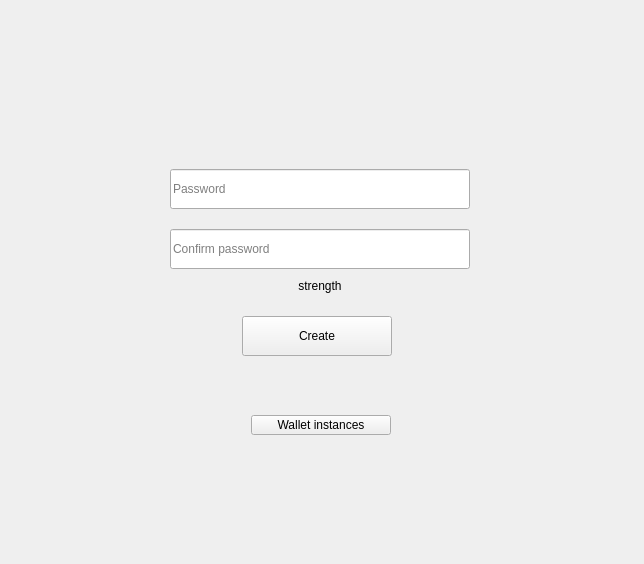
First picture: the form in windows/a_initaccount.ui, repository 0xkobe/mwc-wallet, before the edit.
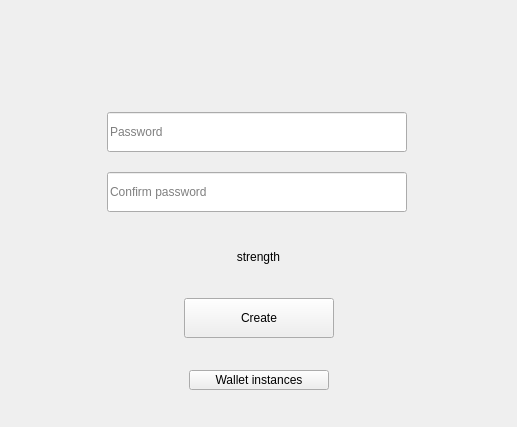
Second picture: the form after the edit. Icons and pictures are not drawn. Custom widgets are drawn as their Qt base class.

```diff
--- a/windows/a_initaccount.ui
+++ b/windows/a_initaccount.ui
@@ -6,29 +6,14 @@
    <rect>
     <x>0</x>
     <y>0</y>
-    <width>644</width>
-    <height>564</height>
+    <width>517</width>
+    <height>427</height>
    </rect>
   </property>
   <property name="windowTitle">
    <string>Form</string>
   </property>
-  <layout class="QVBoxLayout" name="verticalLayout" stretch="2,0,1,0,3">
-   <property name="spacing">
-    <number>0</number>
-   </property>
-   <property name="leftMargin">
-    <number>0</number>
-   </property>
-   <property name="topMargin">
-    <number>0</number>
-   </property>
-   <property name="rightMargin">
-    <number>0</number>
-   </property>
-   <property name="bottomMargin">
-    <number>0</number>
-   </property>
+  <layout class="QVBoxLayout" name="verticalLayout" stretch="1,0,1,0,0,0,1,0,1">
    <item>
     <spacer name="verticalSpacer_3">
      <property name="orientation">
@@ -118,9 +103,6 @@
    </item>
    <item>
     <layout class="QHBoxLayout" name="horizontalLayout">
-     <property name="spacing">
-      <number>0</number>
-     </property>
      <item>
       <spacer name="horizontalSpacer_4">
        <property name="orientation">
@@ -142,13 +124,13 @@
        <property name="minimumSize">
         <size>
          <width>400</width>
-         <height>272</height>
+         <height>107</height>
         </size>
        </property>
        <property name="maximumSize">
         <size>
          <width>400</width>
-         <height>272</height>
+         <height>107</height>
         </size>
        </property>
        <property name="frameShape">
@@ -243,25 +225,57 @@
          <string>Confirm password</string>
         </property>
        </widget>
+       <widget class="QLabel" name="confirmPassLable">
+        <property name="geometry">
+         <rect>
+          <x>363</x>
+          <y>69</y>
+          <width>30</width>
+          <height>30</height>
+         </rect>
+        </property>
+        <property name="text">
+         <string/>
+        </property>
+        <property name="pixmap">
+         <pixmap resource="../resources.qrc">:/img/PassNotMatch@2x.svg</pixmap>
+        </property>
+        <property name="scaledContents">
+         <bool>true</bool>
+        </property>
+       </widget>
+      </widget>
+     </item>
+     <item>
+      <spacer name="horizontalSpacer_3">
+       <property name="orientation">
+        <enum>Qt::Horizontal</enum>
+       </property>
+       <property name="sizeType">
+        <enum>QSizePolicy::Expanding</enum>
+       </property>
+       <property name="sizeHint" stdset="0">
+        <size>
+         <width>40</width>
+         <height>20</height>
+        </size>
+       </property>
+      </spacer>
+     </item>
+    </layout>
+   </item>
+   <item>
        <widget class="control::MwcLabelSmall" name="strengthLabel">
-        <property name="geometry">
-         <rect>
-          <x>48</x>
-          <y>105</y>
-          <width>300</width>
-          <height>30</height>
-         </rect>
-        </property>
         <property name="minimumSize">
          <size>
           <width>300</width>
-          <height>30</height>
+       <height>70</height>
          </size>
         </property>
         <property name="maximumSize">
          <size>
           <width>30000</width>
-          <height>30</height>
+       <height>70</height>
          </size>
         </property>
         <property name="styleSheet">
@@ -280,15 +294,24 @@
          <bool>true</bool>
         </property>
        </widget>
+   </item>
+   <item>
+    <layout class="QHBoxLayout" name="horizontalLayout_2">
+     <item>
+      <spacer name="horizontalSpacer">
+       <property name="orientation">
+        <enum>Qt::Horizontal</enum>
+       </property>
+       <property name="sizeHint" stdset="0">
+        <size>
+         <width>40</width>
+         <height>20</height>
+        </size>
+       </property>
+      </spacer>
+     </item>
+     <item>
        <widget class="control::MwcPushButtonNormal" name="submitButton">
-        <property name="geometry">
-         <rect>
-          <x>120</x>
-          <y>150</y>
-          <width>150</width>
-          <height>40</height>
-         </rect>
-        </property>
         <property name="minimumSize">
          <size>
           <width>150</width>
@@ -317,15 +340,52 @@
          <bool>false</bool>
         </property>
        </widget>
+     </item>
+     <item>
+      <spacer name="horizontalSpacer_2">
+       <property name="orientation">
+        <enum>Qt::Horizontal</enum>
+       </property>
+       <property name="sizeHint" stdset="0">
+        <size>
+         <width>40</width>
+         <height>20</height>
+        </size>
+       </property>
+      </spacer>
+     </item>
+    </layout>
+   </item>
+   <item>
+    <spacer name="verticalSpacer_4">
+     <property name="orientation">
+      <enum>Qt::Vertical</enum>
+     </property>
+     <property name="sizeHint" stdset="0">
+      <size>
+       <width>20</width>
+       <height>40</height>
+      </size>
+     </property>
+    </spacer>
+   </item>
+   <item>
+    <layout class="QHBoxLayout" name="horizontalLayout_4">
+     <item>
+      <spacer name="horizontalSpacer_7">
+       <property name="orientation">
+        <enum>Qt::Horizontal</enum>
+       </property>
+       <property name="sizeHint" stdset="0">
+        <size>
+         <width>40</width>
+         <height>20</height>
+        </size>
+       </property>
+      </spacer>
+     </item>
+     <item>
        <widget class="control::MwcPushButtonTinyUnderline" name="instancesButton">
-        <property name="geometry">
-         <rect>
-          <x>129</x>
-          <y>249</y>
-          <width>140</width>
-          <height>20</height>
-         </rect>
-        </property>
         <property name="minimumSize">
          <size>
           <width>140</width>
@@ -353,35 +413,12 @@
          <string>Wallet instances</string>
         </property>
        </widget>
-       <widget class="QLabel" name="confirmPassLable">
-        <property name="geometry">
-         <rect>
-          <x>363</x>
-          <y>69</y>
-          <width>30</width>
-          <height>30</height>
-         </rect>
-        </property>
-        <property name="text">
-         <string/>
-        </property>
-        <property name="pixmap">
-         <pixmap resource="../resources.qrc">:/img/PassNotMatch@2x.svg</pixmap>
-        </property>
-        <property name="scaledContents">
-         <bool>true</bool>
-        </property>
-       </widget>
-      </widget>
      </item>
      <item>
-      <spacer name="horizontalSpacer_3">
+      <spacer name="horizontalSpacer_8">
        <property name="orientation">
         <enum>Qt::Horizontal</enum>
        </property>
-       <property name="sizeType">
-        <enum>QSizePolicy::Expanding</enum>
-       </property>
        <property name="sizeHint" stdset="0">
         <size>
          <width>40</width>
@@ -418,16 +455,16 @@
    <extends>QLineEdit</extends>
    <header>control/MwcLineEdit.h</header>
   </customwidget>
+  <customwidget>
+   <class>control::MwcPushButtonTinyUnderline</class>
+   <extends>QPushButton</extends>
+   <header>control/MwcPushButton.h</header>
+  </customwidget>
   <customwidget>
    <class>control::MwcLabelSmall</class>
    <extends>QLabel</extends>
    <header>control/MwcLabel.h</header>
   </customwidget>
-  <customwidget>
-   <class>control::MwcPushButtonTinyUnderline</class>
-   <extends>QPushButton</extends>
-   <header>control/MwcPushButton.h</header>
-  </customwidget>
  </customwidgets>
  <resources>
   <include location="../resources.qrc"/>
```
Lines whose indentation alone changed are shown as unchanged.
